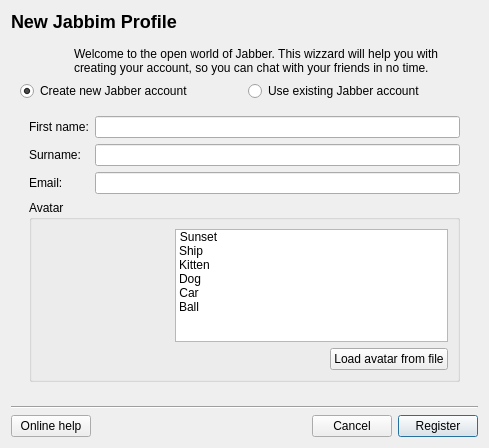
Above: wizards/newprofile.ui from xmpp-graveyard/jabbim before the change. Below: the same form after it.
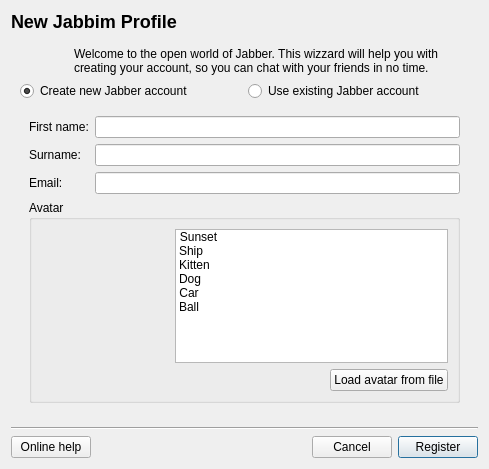
That is the form after the change. Icons and pictures are not drawn.

Diff of the .ui file:
```diff
--- a/wizards/newprofile.ui
+++ b/wizards/newprofile.ui
@@ -6,7 +6,7 @@
     <x>0</x>
     <y>0</y>
     <width>489</width>
-    <height>448</height>
+    <height>469</height>
    </rect>
   </property>
   <property name="windowTitle" >
@@ -18,6 +18,12 @@
      <property name="text" >
       <string>Register</string>
      </property>
+     <property name="autoDefault" >
+      <bool>true</bool>
+     </property>
+     <property name="default" >
+      <bool>true</bool>
+     </property>
     </widget>
    </item>
    <item row="3" column="1" >
@@ -38,6 +44,9 @@
      <property name="text" >
       <string>Online help</string>
      </property>
+     <property name="autoDefault" >
+      <bool>false</bool>
+     </property>
     </widget>
    </item>
    <item row="2" column="0" colspan="4" >
@@ -52,6 +61,9 @@
      <property name="text" >
       <string>Cancel</string>
      </property>
+     <property name="autoDefault" >
+      <bool>false</bool>
+     </property>
     </widget>
    </item>
    <item row="0" column="0" colspan="4" >
@@ -76,7 +88,7 @@
         <x>0</x>
         <y>0</y>
         <width>471</width>
-        <height>362</height>
+        <height>372</height>
        </rect>
       </property>
       <layout class="QGridLayout" name="gridLayout_4" >
@@ -381,7 +393,7 @@
             <x>0</x>
             <y>0</y>
             <width>453</width>
-            <height>262</height>
+            <height>259</height>
            </rect>
           </property>
           <layout class="QGridLayout" name="gridLayout_10" >
```
